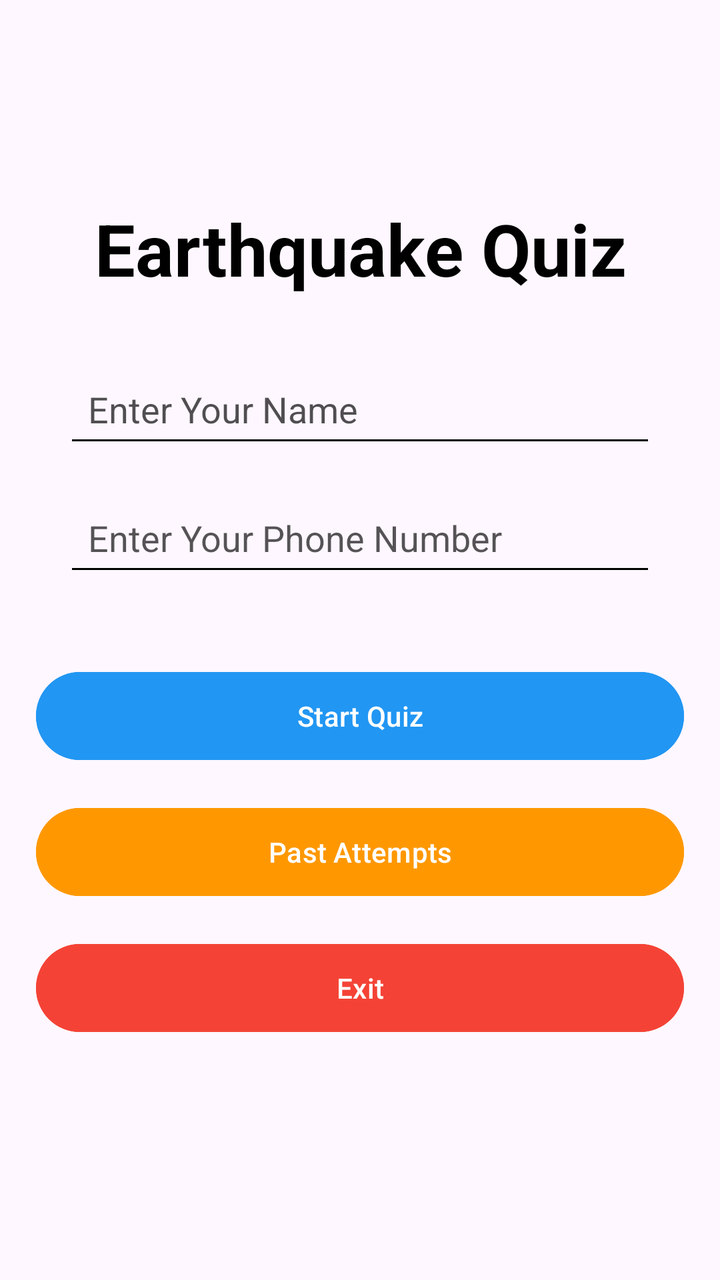
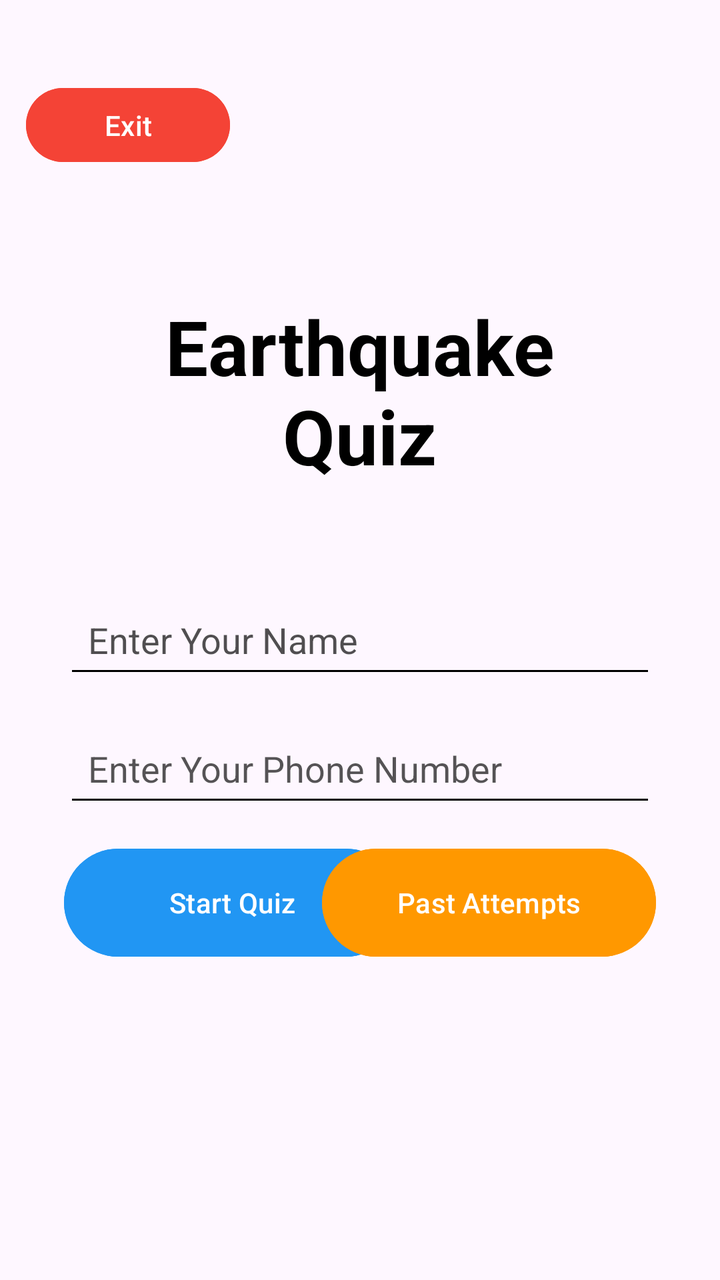

The first picture is an Android layout as it rendered before a commit; the second is the same layout after the commit. The layout source and the unified diff follow.
<!-- AndroidManifest.xml: application theme Theme.JavaStartupComponent -->
<!-- res/layout/activity_main.xml -->
<?xml version="1.0" encoding="utf-8"?>
<androidx.constraintlayout.widget.ConstraintLayout xmlns:android="http://schemas.android.com/apk/res/android"
    xmlns:app="http://schemas.android.com/apk/res-auto"
    xmlns:tools="http://schemas.android.com/tools"
    android:id="@+id/main"
    android:layout_width="match_parent"
    android:layout_height="match_parent"
    tools:context=".Question1">

    <TextView
        android:id="@+id/textView3"
        android:layout_width="0dp"
        android:layout_height="wrap_content"
        android:layout_marginTop="100dp"
        android:text="@string/title_earthquake_quiz"
        android:textAlignment="center"
        android:textColor="@color/black"
        android:textSize="36sp"
        android:textStyle="bold"
        app:layout_constraintEnd_toEndOf="parent"
        app:layout_constraintStart_toStartOf="parent"
        app:layout_constraintTop_toTopOf="parent" />

    <EditText
        android:id="@+id/playerName"
        android:layout_width="0dp"
        android:layout_height="wrap_content"
        android:layout_marginStart="32dp"
        android:layout_marginTop="32dp"
        android:layout_marginEnd="32dp"
        android:autofillHints="name"
        android:backgroundTint="@color/black"
        android:ems="10"
        android:hint="@string/hint_enter_name"
        android:inputType="text"
        android:padding="12dp"
        android:textColor="@color/black"
        android:textColorHint="#B0020202"
        app:layout_constraintEnd_toEndOf="parent"
        app:layout_constraintStart_toStartOf="parent"
        app:layout_constraintTop_toBottomOf="@id/textView3" />

    <EditText
        android:id="@+id/playerNumber"
        android:layout_width="0dp"
        android:layout_height="wrap_content"
        android:layout_marginStart="32dp"
        android:layout_marginTop="16dp"
        android:layout_marginEnd="32dp"
        android:autofillHints="phone"
        android:backgroundTint="@color/black"
        android:ems="10"
        android:hint="@string/hint_enter_phone"
        android:inputType="phone"
        android:padding="12dp"
        android:textColor="@color/black"
        android:textColorHint="#B0090909"
        android:textSize="18sp"
        app:layout_constraintEnd_toEndOf="parent"
        app:layout_constraintStart_toStartOf="parent"
        app:layout_constraintTop_toBottomOf="@id/playerName" />

    <Button
        android:id="@+id/buttonStart"
        android:layout_width="324dp"
        android:layout_height="52dp"
        android:layout_marginBottom="16dp"
        android:backgroundTint="#2196F3"
        android:text="@string/button_start_quiz"
        app:layout_constraintBottom_toTopOf="@id/buttonPastAttempts"
        app:layout_constraintEnd_toEndOf="parent"
        app:layout_constraintStart_toStartOf="parent" />

    <Button
        android:id="@+id/buttonPastAttempts"
        android:layout_width="324dp"
        android:layout_height="52dp"
        android:layout_marginBottom="16dp"
        android:backgroundTint="#FF9800"
        android:text="@string/button_past_attempts"
        app:layout_constraintBottom_toTopOf="@id/buttonExit"
        app:layout_constraintEnd_toEndOf="parent"
        app:layout_constraintStart_toStartOf="parent" />

    <Button
        android:id="@+id/buttonExit"
        android:layout_width="324dp"
        android:layout_height="52dp"
        android:layout_marginBottom="120dp"
        android:backgroundTint="#F44336"
        android:text="@string/button_exit"
        app:layout_constraintBottom_toBottomOf="parent"
        app:layout_constraintEnd_toEndOf="parent"
        app:layout_constraintStart_toStartOf="parent" />

</androidx.constraintlayout.widget.ConstraintLayout>
<!-- resources referenced by this layout -->
<resources>
  <color name="black">#FF000000</color>
  <string name="button_exit">Exit</string>
  <string name="button_past_attempts">Past Attempts</string>
  <string name="button_start_quiz">Start Quiz</string>
  <string name="hint_enter_name">Enter Your Name</string>
  <string name="hint_enter_phone">Enter Your Phone Number</string>
  <string name="title_earthquake_quiz">Earthquake Quiz</string>
  <style name="Theme.JavaStartupComponent" parent="Base.Theme.JavaStartupComponent" />
  <style name="Base.Theme.JavaStartupComponent" parent="Theme.Material3.DayNight.NoActionBar">
          
          
      </style>
</resources>

<!-- the commit's change to res/layout/activity_main.xml (unified diff, before → after) -->
@@ -5,21 +5,23 @@
     android:id="@+id/main"
     android:layout_width="match_parent"
     android:layout_height="match_parent"
-    tools:context=".Question1">
+    tools:context=".Question1Activity">
 
     <TextView
         android:id="@+id/textView3"
-        android:layout_width="0dp"
-        android:layout_height="wrap_content"
-        android:layout_marginTop="100dp"
+        android:layout_width="240dp"
+        android:layout_height="116dp"
         android:text="@string/title_earthquake_quiz"
         android:textAlignment="center"
         android:textColor="@color/black"
-        android:textSize="36sp"
+        android:textSize="38sp"
         android:textStyle="bold"
+        app:layout_constraintBottom_toBottomOf="parent"
         app:layout_constraintEnd_toEndOf="parent"
+        app:layout_constraintHorizontal_bias="0.497"
         app:layout_constraintStart_toStartOf="parent"
-        app:layout_constraintTop_toTopOf="parent" />
+        app:layout_constraintTop_toTopOf="parent"
+        app:layout_constraintVertical_bias="0.282" />
 
     <EditText
         android:id="@+id/playerName"
@@ -62,35 +64,37 @@
 
     <Button
         android:id="@+id/buttonStart"
-        android:layout_width="324dp"
-        android:layout_height="52dp"
-        android:layout_marginBottom="16dp"
+        android:layout_width="168dp"
+        android:layout_height="62dp"
+        android:layout_marginStart="32dp"
+        android:layout_marginTop="12dp"
         android:backgroundTint="#2196F3"
         android:text="@string/button_start_quiz"
-        app:layout_constraintBottom_toTopOf="@id/buttonPastAttempts"
-        app:layout_constraintEnd_toEndOf="parent"
-        app:layout_constraintStart_toStartOf="parent" />
+        app:layout_constraintStart_toStartOf="parent"
+        app:layout_constraintTop_toBottomOf="@+id/playerNumber" />
 
     <Button
         android:id="@+id/buttonPastAttempts"
-        android:layout_width="324dp"
-        android:layout_height="52dp"
-        android:layout_marginBottom="16dp"
+        android:layout_width="167dp"
+        android:layout_height="62dp"
+        android:layout_marginTop="12dp"
+        android:layout_marginEnd="32dp"
         android:backgroundTint="#FF9800"
         android:text="@string/button_past_attempts"
-        app:layout_constraintBottom_toTopOf="@id/buttonExit"
         app:layout_constraintEnd_toEndOf="parent"
-        app:layout_constraintStart_toStartOf="parent" />
+        app:layout_constraintTop_toBottomOf="@+id/playerNumber" />
 
     <Button
         android:id="@+id/buttonExit"
-        android:layout_width="324dp"
-        android:layout_height="52dp"
-        android:layout_marginBottom="120dp"
+        android:layout_width="102dp"
+        android:layout_height="45dp"
         android:backgroundTint="#F44336"
         android:text="@string/button_exit"
-        app:layout_constraintBottom_toBottomOf="parent"
+        app:layout_constraintBottom_toTopOf="@+id/textView3"
         app:layout_constraintEnd_toEndOf="parent"
-        app:layout_constraintStart_toStartOf="parent" />
+        app:layout_constraintHorizontal_bias="0.051"
+        app:layout_constraintStart_toStartOf="parent"
+        app:layout_constraintTop_toTopOf="parent"
+        app:layout_constraintVertical_bias="0.39" />
 
 </androidx.constraintlayout.widget.ConstraintLayout>
